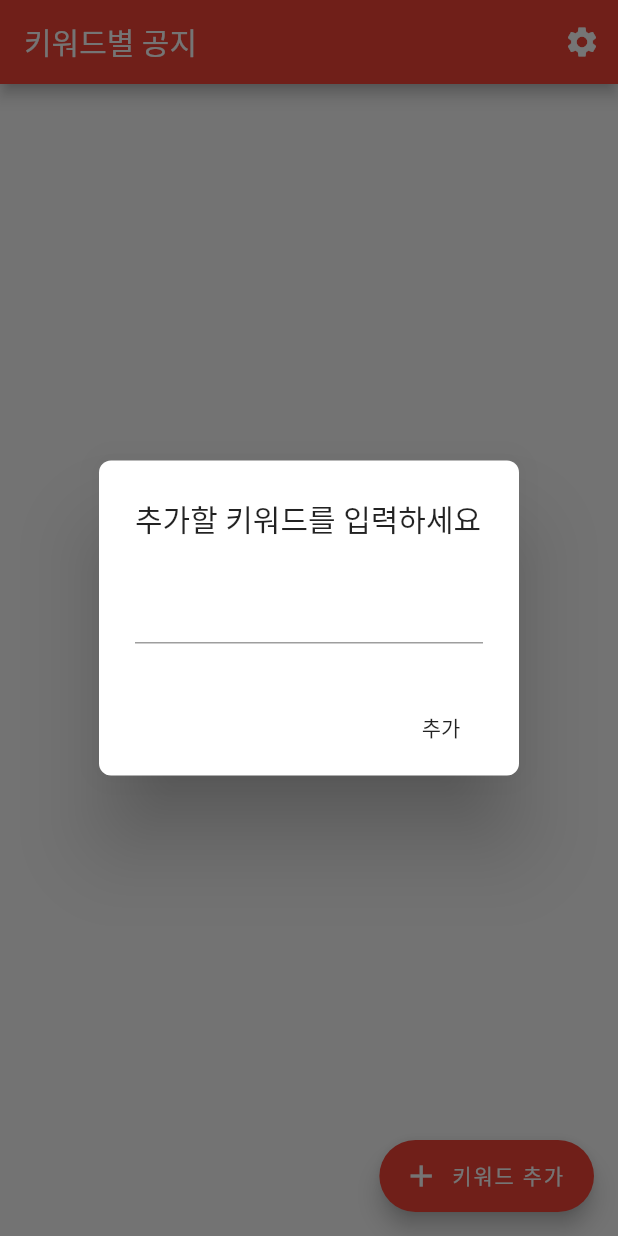
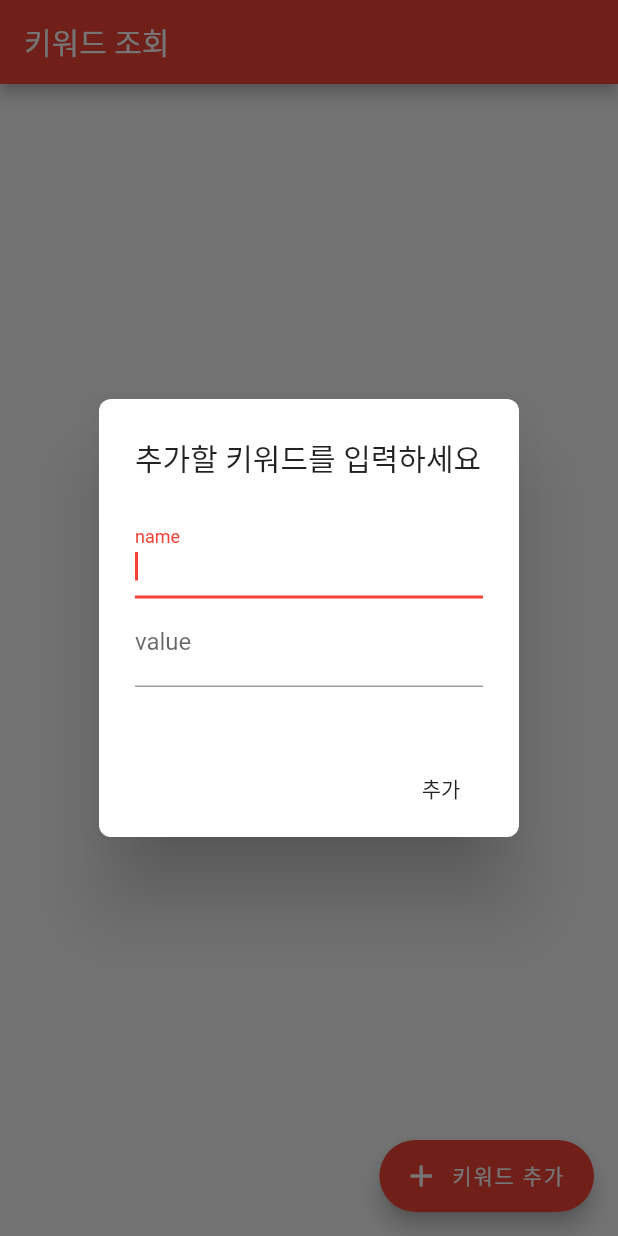
Before and after one commit to mechanict0ny/KNU-SE2team, a Flutter app: the screen it shows after launch, after a tap on "키워드 추가", on a phone screen of 412 x 824 dp. Run offline on Flutter 3.47's test engine with Material 2 defaults, Android fonts, the phone set to English and light mode, and no system bars; our stand-ins replace cloud_firestore, webview_flutter; accounts and stored records are empty.

Commit message:
DB연동
추가, 삭제까지

```diff
--- a/ui_test/lib/main.dart
+++ b/ui_test/lib/main.dart
@@ -1,5 +1,6 @@
 import 'package:flutter/material.dart';
 import 'screen/home.dart';
+import 'screen/fbtest.dart';
 
 void main() => runApp(MyApp());
 
@@ -11,7 +12,8 @@ class MyApp extends StatelessWidget {
       theme: ThemeData(
         primarySwatch: Colors.red,
       ),
-      home: MyHomePage(title: '키워드별 공지'),
+      //home: MyHomePage(title: '키워드별 공지'),
+      home: KeyApp(),
     );
   }
 }
--- /dev/null
+++ b/ui_test/lib/screen/fbtest.dart
@@ -0,0 +1,184 @@
+import 'package:cloud_firestore/cloud_firestore.dart';
+import 'package:flutter/material.dart';
+
+//void main() => runApp(KeyApp());
+
+
+class KeyApp extends StatefulWidget {
+ @override
+ _KeyAppState createState() {
+   return _KeyAppState();
+ }
+}
+
+class _KeyAppState extends State<KeyApp> {
+  final String colName = "keywords";
+  //final String fnKey = "keyword";
+  final String fnName = "name";
+  final String fnvalue = "value";
+
+  void createDoc(String name, String vote){//키워드 추가
+    int a = int.parse(vote);
+    Firestore.instance.collection(colName).document(name).setData({ fnName: name, fnvalue: a });
+  }
+  void deleteDoc(String docID){//키워드 삭제
+    Firestore.instance.collection(colName).document(docID).delete();
+  }
+
+  void showCreateDialog(){
+    //TextEditingController keyCon = TextEditingController();
+    TextEditingController nameCon = TextEditingController();
+    TextEditingController valueCon = TextEditingController();
+
+    showDialog(
+        context: context,
+        builder: (context) {
+          return AlertDialog(
+            shape: RoundedRectangleBorder(
+                borderRadius: BorderRadius.circular(8.0)),
+            title: Text("추가할 키워드를 입력하세요"),
+            content: Container(
+              height: 130,
+              child: Column(
+                children: <Widget>[
+                  // TextField(
+                  //   autofocus: true,
+                  //   decoration: InputDecoration(labelText: "키워드 이름"),
+                  //   controller: keyCon,
+                  //   ),
+                  TextField(
+                    autofocus: true,
+                    decoration: InputDecoration(labelText: "name"),
+                    controller: nameCon,
+                  ),
+                  TextField(
+                    decoration: InputDecoration(labelText: "value"),
+                    controller: valueCon,
+                  )
+                ],
+              ),
+            ),
+            actions: <Widget>[
+              MaterialButton(
+                  elevation: 5.0,
+                  onPressed: () {//empty조건 추가할 것
+                    if (nameCon.text.isNotEmpty && valueCon.text.isNotEmpty){
+                      createDoc(nameCon.text, valueCon.text);
+                    }
+                    //keyCon.clear();
+                    nameCon.clear();
+                    valueCon.clear();
+                    Navigator.pop(context);
+                  },
+                  child: Text("추가"))
+            ],
+          );
+        });
+  }
+
+ void showDeleteDialog(DocumentSnapshot data){
+   showDialog(
+        context: context,
+        builder: (context) {
+          return AlertDialog(
+            shape: RoundedRectangleBorder(
+                borderRadius: BorderRadius.circular(8.0)),
+            title: Text("\'"+data.documentID+"\'" + " 키워드를 삭제합니다."),
+            content: Container(
+              height: 10,
+            ),
+            actions: <Widget>[
+                  FlatButton(
+                    child: Text("삭제"),
+                    onPressed: (){
+                      deleteDoc(data.documentID);
+                      Navigator.pop(context);
+                    },
+                  ),
+                  FlatButton(
+                    child: Text("취소"),
+                    onPressed: (){
+                      Navigator.pop(context);
+                    },
+                  )
+                ]
+          );
+        }
+    );
+ }
+
+
+ @override
+ Widget build(BuildContext context) {
+   return Scaffold(
+     appBar: AppBar(title: Text('키워드 조회')),
+     body: _buildBody(context),
+     floatingActionButton: FloatingActionButton.extended(
+       icon: Icon(Icons.add),
+       tooltip: '키워드를 추가하려면 클릭하세요',
+       label: Text('키워드 추가'),
+       onPressed: showCreateDialog,
+    )
+   );
+ }
+
+
+ Widget _buildBody(BuildContext context) {
+ return StreamBuilder<QuerySnapshot>(
+   stream: Firestore.instance.collection('keywords').snapshots(),
+   builder: (context, snapshot) {
+     if (!snapshot.hasData) return LinearProgressIndicator();
+
+     return _buildList(context, snapshot.data.documents);
+   },
+ );
+}
+
+ Widget _buildList(BuildContext context, List<DocumentSnapshot> snapshot) {
+   return ListView(
+     padding: const EdgeInsets.only(top: 20.0),
+     children: snapshot.map((data) => _buildListItem(context, data)).toList(),
+   );
+ }
+
+ Widget _buildListItem(BuildContext context, DocumentSnapshot data) {
+   final record = Record.fromSnapshot(data);
+
+   return Padding(
+     key: ValueKey(record.name),
+     padding: const EdgeInsets.symmetric(horizontal: 16.0, vertical: 8.0),
+     child: Container(
+       decoration: BoxDecoration(
+         border: Border.all(color: Colors.grey),
+         borderRadius: BorderRadius.circular(5.0),
+       ),
+       child: ListTile(
+         title: Text(record.name),
+         trailing: Text(record.value.toString()),
+         onTap: () => record.reference.updateData({'value': FieldValue.increment(1)}),
+         onLongPress: (){
+           showDeleteDialog(data);
+         },
+       ),
+     ),
+   );
+ }
+}
+
+class Record {
+ final String name;
+ final int value;
+ final DocumentReference reference;
+
+ Record.fromMap(Map<String, dynamic> map, {this.reference})
+     : assert(map['name'] != null),
+       assert(map['value'] != null),
+       name = map['name'],
+       value = map['value'];
+
+ Record.fromSnapshot(DocumentSnapshot snapshot)
+     : this.fromMap(snapshot.data, reference: snapshot.reference);
+
+ @override
+ String toString() => "Record<$name:$value>";
+}
--- a/ui_test/pubspec.yaml
+++ b/ui_test/pubspec.yaml
@@ -19,6 +19,12 @@ environment:
 dependencies:
   flutter:
     sdk: flutter
+  http:
+  webview_flutter: ^0.3.19+9
+  flutter_html_view: ^0.5.11
+  cloud_firestore: ^0.12.10
+
+
 
   # The following adds the Cupertino Icons font to your application.
   # Use with the CupertinoIcons class for iOS style icons.
```
Also changed, not shown: ui_test/lib/screen/home.dart (+35 -4 lines), ui_test/pubspec.lock, 8 other files.
